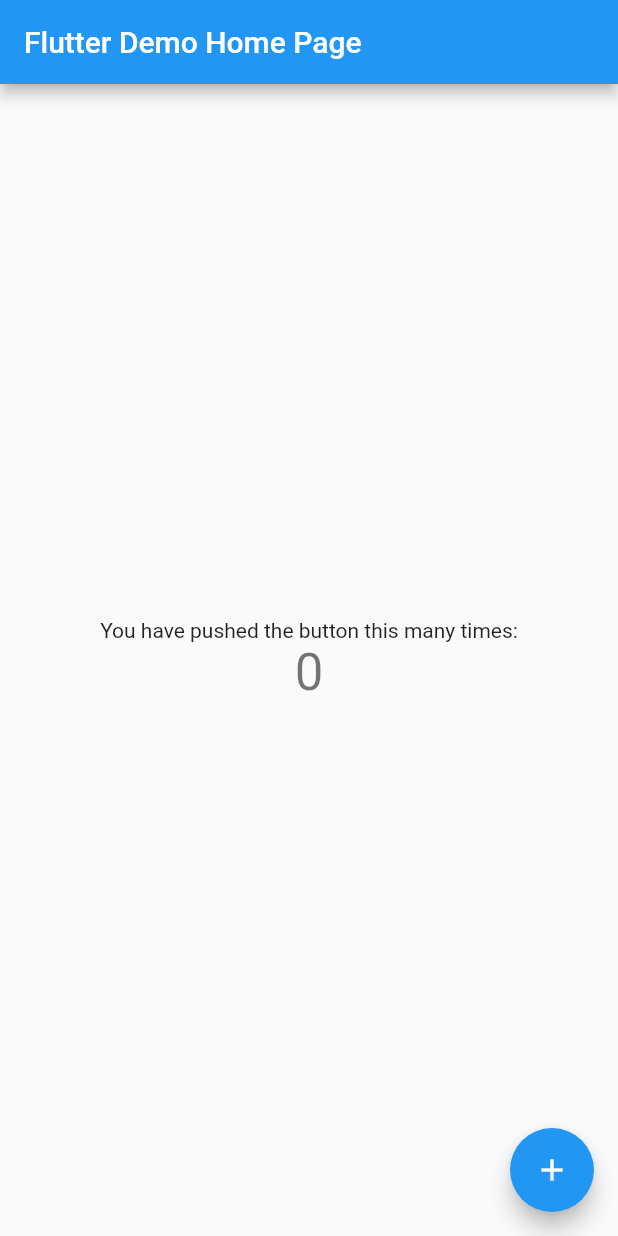
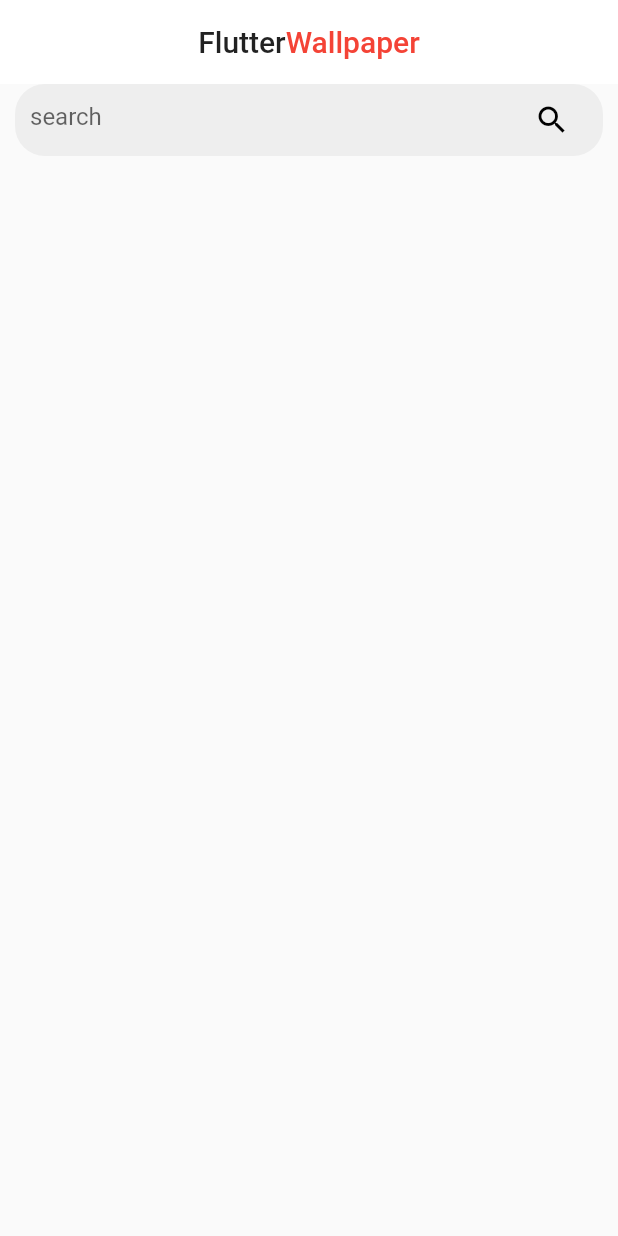
Before and after one commit to minsaf7/Flutter-wallpaper-app, a Flutter app: the screen it shows after launch, on a phone screen of 412 x 824 dp. Run offline on Flutter 3.47's test engine with Material 2 defaults, Android fonts, the phone set to English and light mode, and no system bars.

Commit message:
search box

```diff
--- /dev/null
+++ b/lib/Views/Home.dart
@@ -0,0 +1,49 @@
+import 'package:flutter/material.dart';
+import 'package:futtergallery/Widgets/Widgets.dart';
+
+class Home extends StatefulWidget {
+  const Home({Key? key}) : super(key: key);
+
+  @override
+  _HomeState createState() => _HomeState();
+}
+
+class _HomeState extends State<Home> {
+  @override
+  Widget build(BuildContext context) {
+    return Scaffold(
+      appBar: AppBar(
+        title: topBar(),
+        elevation: 0.0,
+      ),
+      body: Container(
+        child: Column(
+          children: [
+            Padding(
+              padding: const EdgeInsets.symmetric(horizontal: 10),
+              child: Container(
+                padding: EdgeInsets.only(left: 10, right: 10),
+                decoration: BoxDecoration(
+                  borderRadius: BorderRadius.circular(20),
+                  color: Colors.grey[200],
+                ),
+                child: TextField(
+                  decoration: InputDecoration(
+                    border: InputBorder.none,
+                    hintText: "search",
+                    suffixIcon: IconButton(
+                        onPressed: () {},
+                        icon: Icon(
+                          Icons.search,
+                          color: Colors.black,
+                        )),
+                  ),
+                ),
+              ),
+            ),
+          ],
+        ),
+      ),
+    );
+  }
+}
--- /dev/null
+++ b/lib/Widgets/Widgets.dart
@@ -0,0 +1,12 @@
+import 'package:flutter/cupertino.dart';
+import 'package:flutter/material.dart';
+
+Widget topBar() {
+  return Row(
+    mainAxisAlignment: MainAxisAlignment.center,
+    children: [
+      Text("Flutter"),
+      Text("Wallpaper", style: TextStyle(color: Colors.red)),
+    ],
+  );
+}
--- a/lib/main.dart
+++ b/lib/main.dart
@@ -1,4 +1,5 @@
 import 'package:flutter/material.dart';
+import 'package:futtergallery/Views/Home.dart';
 
 void main() {
   runApp(MyApp());
@@ -10,19 +11,8 @@ class MyApp extends StatelessWidget {
   Widget build(BuildContext context) {
     return MaterialApp(
       title: 'Flutter Demo',
-      theme: ThemeData(
-        // This is the theme of your application.
-        //
-        // Try running your application with "flutter run". You'll see the
-        // application has a blue toolbar. Then, without quitting the app, try
-        // changing the primarySwatch below to Colors.green and then invoke
-        // "hot reload" (press "r" in the console where you ran "flutter run",
-        // or simply save your changes to "hot reload" in a Flutter IDE).
-        // Notice that the counter didn't reset back to zero; the application
-        // is not restarted.
-        primarySwatch: Colors.blue,
-      ),
-      home: MyHomePage(title: 'Flutter Demo Home Page'),
+      theme: ThemeData(primaryColor: Colors.white),
+      home: Home(),
     );
   }
 }
```
Also changed, not shown: lib/Views/Category.dart (added), lib/Views/Seach.dart (added).
